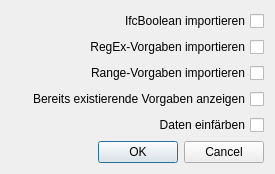
This is som_gui/module/attribute_import/qt/AttributeImportSettings.ui in c-mellueh/SOM-Toolkit as Qt 5 draws it before an edit. The edited form follows.
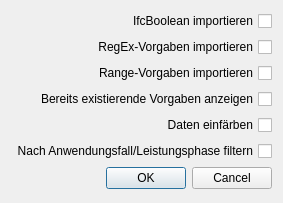
This is the edited form.

Commit message: add objectfilter to attribute import settings

What changed in the file:
```diff
--- a/som_gui/module/attribute_import/qt/AttributeImportSettings.ui
+++ b/som_gui/module/attribute_import/qt/AttributeImportSettings.ui
@@ -6,8 +6,8 @@
    <rect>
     <x>0</x>
     <y>0</y>
-       <width>275</width>
-       <height>172</height>
+       <width>279</width>
+       <height>203</height>
    </rect>
   </property>
   <property name="windowTitle">
@@ -67,6 +67,16 @@
      </property>
     </widget>
    </item>
+      <item>
+          <widget class="QCheckBox" name="check_box_object_filter">
+              <property name="layoutDirection">
+                  <enum>Qt::RightToLeft</enum>
+              </property>
+              <property name="text">
+                  <string>Nach Anwendungsfall/Leistungsphase filtern</string>
+     </property>
+    </widget>
+   </item>
    <item>
     <widget class="QDialogButtonBox" name="buttonBox">
      <property name="orientation">
```
The commit also changes 2 other files.
